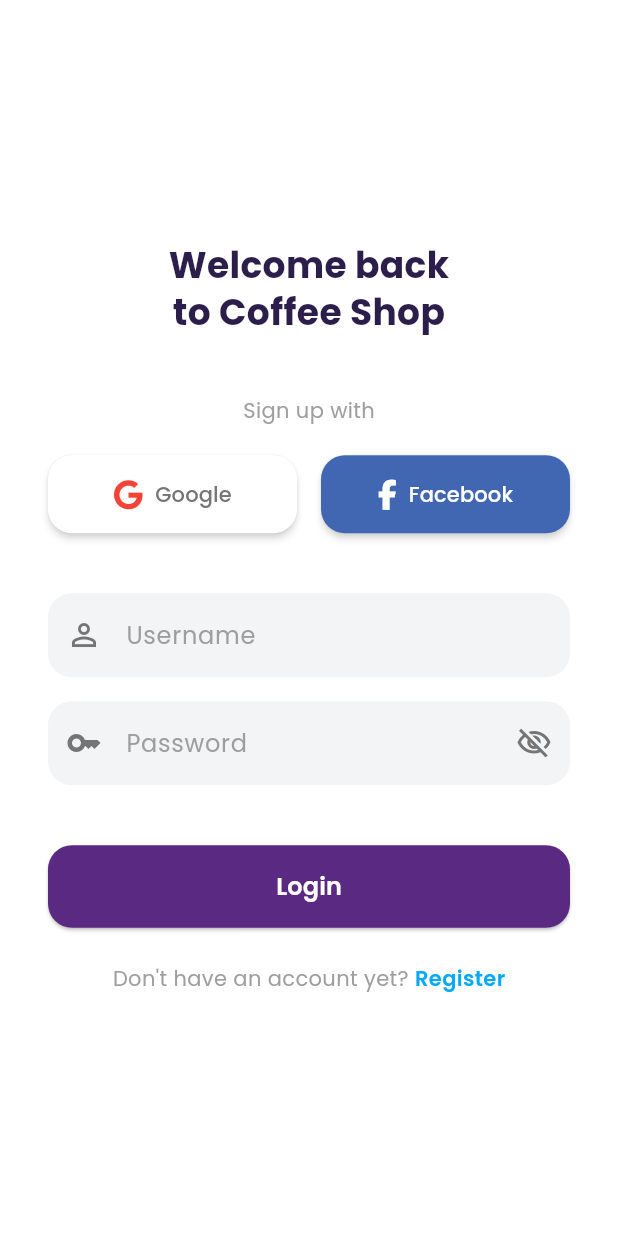
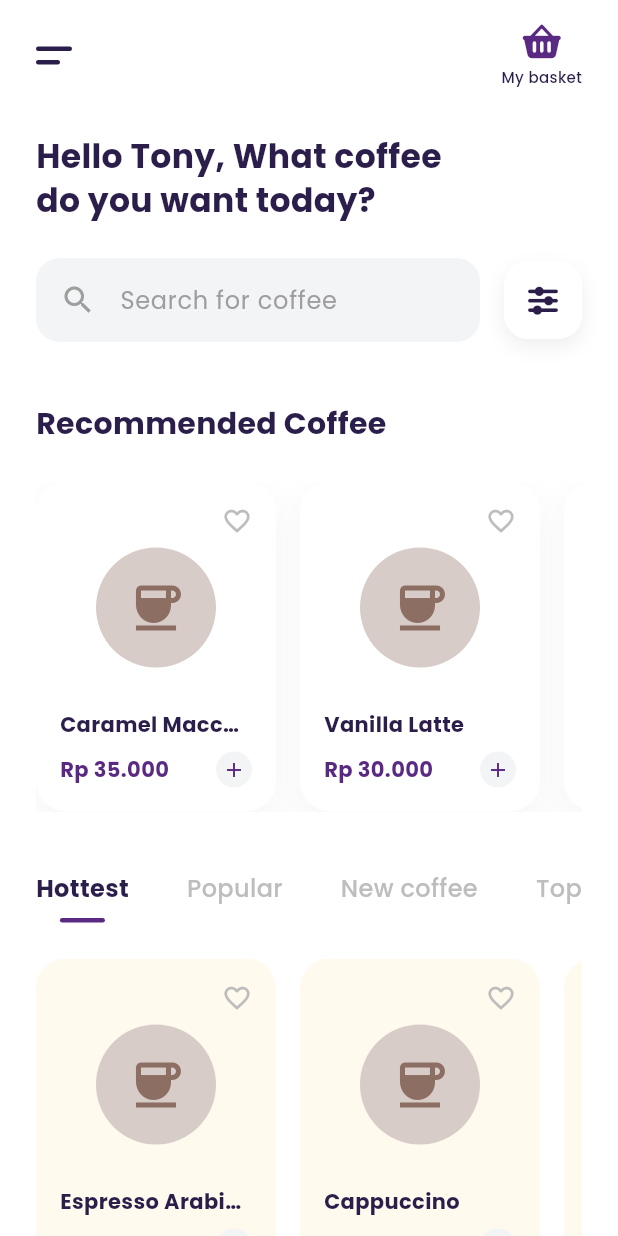
Before and after one commit to AbrarWahid/Coffe_shop, a Flutter app: the screen it shows after launch, after a tap on "Login", on a phone screen of 412 x 824 dp. Run offline on Flutter 3.47's test engine with Material 3 defaults, Android fonts, the phone set to English and light mode, and no system bars; our stand-ins replace device_preview, font_awesome_flutter, google_fonts; statements that could not run were skipped.

Commit message:
add detail_page, home_page and adjust login page

```diff
--- /dev/null
+++ b/lib/home_page.dart
@@ -0,0 +1,302 @@
+import 'package:flutter/material.dart';
+import 'package:font_awesome_flutter/font_awesome_flutter.dart';
+import 'package:google_fonts/google_fonts.dart';
+import 'detail_page.dart';
+
+class HomePage extends StatefulWidget {
+  const HomePage({super.key});
+
+  @override
+  State<HomePage> createState() => _HomePageState();
+}
+
+class _HomePageState extends State<HomePage> {
+  int _selectedTabIndex = 0;
+
+  @override
+  Widget build(BuildContext context) {
+    return Scaffold(
+      backgroundColor: Colors.white,
+      body: SafeArea(
+        child: SingleChildScrollView(
+          child: Padding(
+            padding: const EdgeInsets.symmetric(horizontal: 24.0, vertical: 16.0),
+            child: Column(
+              crossAxisAlignment: CrossAxisAlignment.start,
+              children: [
+                // Top App Bar Area
+                Row(
+                  mainAxisAlignment: MainAxisAlignment.spaceBetween,
+                  children: [
+                    // Custom Menu Icon
+                    Column(
+                      crossAxisAlignment: CrossAxisAlignment.start,
+                      children: [
+                        Container(
+                          width: 24,
+                          height: 3,
+                          decoration: BoxDecoration(
+                            color: const Color(0xFF2C1E4A),
+                            borderRadius: BorderRadius.circular(2),
+                          ),
+                        ),
+                        const SizedBox(height: 6),
+                        Container(
+                          width: 16,
+                          height: 3,
+                          decoration: BoxDecoration(
+                            color: const Color(0xFF2C1E4A),
+                            borderRadius: BorderRadius.circular(2),
+                          ),
+                        ),
+                      ],
+                    ),
+                    // Basket Icon
+                    Column(
+                      children: [
+                        const FaIcon(FontAwesomeIcons.basketShopping, color: Color(0xFF5A2A82), size: 24),
+                        const SizedBox(height: 4),
+                        Text(
+                          'My basket',
+                          style: GoogleFonts.poppins(
+                            fontSize: 10,
+                            color: const Color(0xFF2C1E4A),
+                            fontWeight: FontWeight.w500,
+                          ),
+                        ),
+                      ],
+                    ),
+                  ],
+                ),
+                const SizedBox(height: 32),
+                // Greeting Text
+                Text(
+                  'Hello Tony, What coffee\ndo you want today?',
+                  style: GoogleFonts.poppins(
+                    fontSize: 22,
+                    fontWeight: FontWeight.bold,
+                    color: const Color(0xFF2C1E4A),
+                    height: 1.3,
+                  ),
+                ),
+                const SizedBox(height: 24),
+                // Search Bar and Filter
+                Row(
+                  children: [
+                    Expanded(
+                      child: Container(
+                        padding: const EdgeInsets.symmetric(horizontal: 16),
+                        decoration: BoxDecoration(
+                          color: const Color(0xFFF3F4F6),
+                          borderRadius: BorderRadius.circular(16),
+                        ),
+                        child: TextField(
+                          decoration: InputDecoration(
+                            hintText: 'Search for coffee',
+                            hintStyle: GoogleFonts.poppins(color: Colors.grey.shade500),
+                            icon: Icon(Icons.search, color: Colors.grey.shade500),
+                            border: InputBorder.none,
+                            contentPadding: const EdgeInsets.symmetric(vertical: 16),
+                          ),
+                        ),
+                      ),
+                    ),
+                    const SizedBox(width: 16),
+                    Container(
+                      padding: const EdgeInsets.all(16),
+                      decoration: BoxDecoration(
+                        color: Colors.white,
+                        borderRadius: BorderRadius.circular(16),
+                        boxShadow: [
+                          BoxShadow(
+                            color: Colors.grey.shade200,
+                            blurRadius: 10,
+                            offset: const Offset(0, 5),
+                          ),
+                        ],
+                      ),
+                      child: const FaIcon(FontAwesomeIcons.sliders, color: Color(0xFF2C1E4A), size: 20),
+                    ),
+                  ],
+                ),
+                const SizedBox(height: 40),
+                // Recommended Section
+                Text(
+                  'Recommended Coffee',
+                  style: GoogleFonts.poppins(
+                    fontSize: 20,
+                    fontWeight: FontWeight.bold,
+                    color: const Color(0xFF2C1E4A),
+                  ),
+                ),
+                const SizedBox(height: 24),
+                // Recommended List
+                SizedBox(
+                  height: 220,
+                  child: ListView.separated(
+                    scrollDirection: Axis.horizontal,
+                    itemCount: 3,
+                    separatorBuilder: (context, index) => const SizedBox(width: 16),
+                    itemBuilder: (context, index) {
+                      return _buildCoffeeCard(
+                        title: index == 0 ? 'Caramel Macchiato' : 'Vanilla Latte',
+                        price: index == 0 ? 'Rp 35.000' : 'Rp 30.000',
+                      );
+                    },
+                  ),
+                ),
+                const SizedBox(height: 40),
+                // Tabs
+                Row(
+                  mainAxisAlignment: MainAxisAlignment.spaceBetween,
+                  children: [
+                    _buildTab(title: 'Hottest', index: 0),
+                    _buildTab(title: 'Popular', index: 1),
+                    _buildTab(title: 'New coffee', index: 2),
+                    _buildTab(title: 'Top', index: 3),
+                  ],
+                ),
+                const SizedBox(height: 24),
+                // Bottom List
+                SizedBox(
+                  height: 220,
+                  child: ListView.separated(
+                    scrollDirection: Axis.horizontal,
+                    itemCount: 3,
+                    separatorBuilder: (context, index) => const SizedBox(width: 16),
+                    itemBuilder: (context, index) {
+                      return _buildCoffeeCard(
+                        title: index == 0 ? 'Espresso Arabica' : 'Cappuccino',
+                        price: index == 0 ? 'Rp 25.000' : 'Rp 32.000',
+                        bgColor: const Color(0xFFFFF9EE),
+                      );
+                    },
+                  ),
+                ),
+                const SizedBox(height: 24),
+              ],
+            ),
+          ),
+        ),
+      ),
+    );
+  }
+
+  Widget _buildTab({required String title, required int index}) {
+    bool isSelected = _selectedTabIndex == index;
+    return GestureDetector(
+      onTap: () {
+        setState(() {
+          _selectedTabIndex = index;
+        });
+      },
+      child: Column(
+        children: [
+          Text(
+            title,
+            style: GoogleFonts.poppins(
+              fontSize: 16,
+              fontWeight: isSelected ? FontWeight.bold : FontWeight.w500,
+              color: isSelected ? const Color(0xFF2C1E4A) : Colors.grey.shade400,
+            ),
+          ),
+          const SizedBox(height: 8),
+          if (isSelected)
+            Container(
+              height: 3,
+              width: 30,
+              decoration: BoxDecoration(
+                color: const Color(0xFF5A2A82),
+                borderRadius: BorderRadius.circular(2),
+              ),
+            ),
+          if (!isSelected) const SizedBox(height: 3),
+        ],
+      ),
+    );
+  }
+
+  Widget _buildCoffeeCard({required String title, required String price, Color bgColor = Colors.white}) {
+    return GestureDetector(
+      onTap: () {
+        Navigator.push(
+          context,
+          MaterialPageRoute(
+            builder: (context) => DetailPage(title: title, price: price),
+          ),
+        );
+      },
+      child: Container(
+      width: 160,
+      padding: const EdgeInsets.all(16),
+      decoration: BoxDecoration(
+        color: bgColor,
+        borderRadius: BorderRadius.circular(20),
+        boxShadow: bgColor == Colors.white
+            ? [
+                BoxShadow(
+                  color: Colors.grey.shade100,
+                  blurRadius: 20,
+                  offset: const Offset(0, 10),
+                ),
+              ]
+            : [],
+      ),
+      child: Column(
+        crossAxisAlignment: CrossAxisAlignment.start,
+        children: [
+          Align(
+            alignment: Alignment.topRight,
+            child: Icon(Icons.favorite_border, color: Colors.grey.shade400, size: 20),
+          ),
+          const SizedBox(height: 8),
+          // Placeholder for Coffee Image
+          Center(
+            child: Container(
+              height: 80,
+              width: 80,
+              decoration: BoxDecoration(
+                color: Colors.brown.shade100,
+                shape: BoxShape.circle,
+              ),
+              child: Icon(Icons.coffee, color: Colors.brown.shade400, size: 40),
+            ),
+          ),
+          const Spacer(),
+          Text(
+            title,
+            style: GoogleFonts.poppins(
+              fontWeight: FontWeight.bold,
+              color: const Color(0xFF2C1E4A),
+              fontSize: 14,
+            ),
+            maxLines: 1,
+            overflow: TextOverflow.ellipsis,
+          ),
+          const SizedBox(height: 8),
+          Row(
+            mainAxisAlignment: MainAxisAlignment.spaceBetween,
+            children: [
+              Text(
+                price,
+                style: GoogleFonts.poppins(
+                  fontWeight: FontWeight.bold,
+                  color: const Color(0xFF5A2A82),
+                  fontSize: 14,
+                ),
+              ),
+              Container(
+                padding: const EdgeInsets.all(4),
+                decoration: BoxDecoration(
+                  color: const Color(0xFFF3F4F6),
+                  shape: BoxShape.circle,
+                ),
+                child: const Icon(Icons.add, color: Color(0xFF5A2A82), size: 16),
+              ),
+            ],
+          ),
+        ],
+      ),
+    ));
+  }
+}
--- a/lib/login_page.dart
+++ b/lib/login_page.dart
@@ -2,6 +2,7 @@ import 'package:flutter/material.dart';
 import 'package:font_awesome_flutter/font_awesome_flutter.dart';
 import 'package:google_fonts/google_fonts.dart';
 import 'register_page.dart';
+import 'home_page.dart';
 
 class LoginPage extends StatefulWidget {
   const LoginPage({super.key});
@@ -135,7 +136,12 @@ class _LoginPageState extends State<LoginPage> {
                 SizedBox(
                   width: double.infinity,
                   child: ElevatedButton(
-                    onPressed: () {},
+                    onPressed: () {
+                      Navigator.pushReplacement(
+                        context,
+                        MaterialPageRoute(builder: (context) => const HomePage()),
+                      );
+                    },
                     style: ElevatedButton.styleFrom(
                       backgroundColor: const Color(0xFF5A2A82),
                       padding: const EdgeInsets.symmetric(vertical: 16),
```
Also changed, not shown: lib/detail_page.dart (added, +257 -0 lines).
